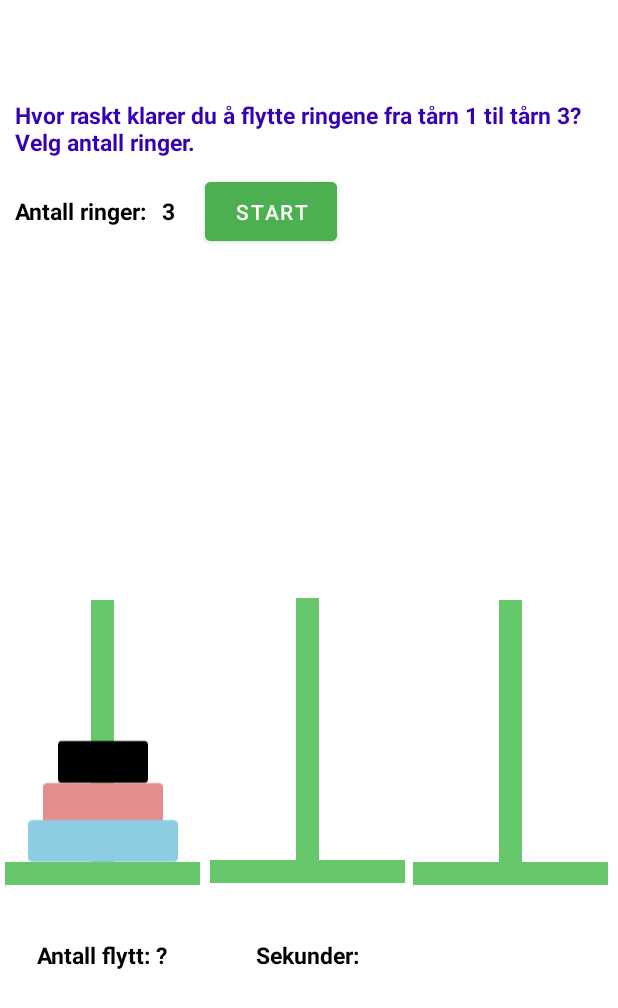
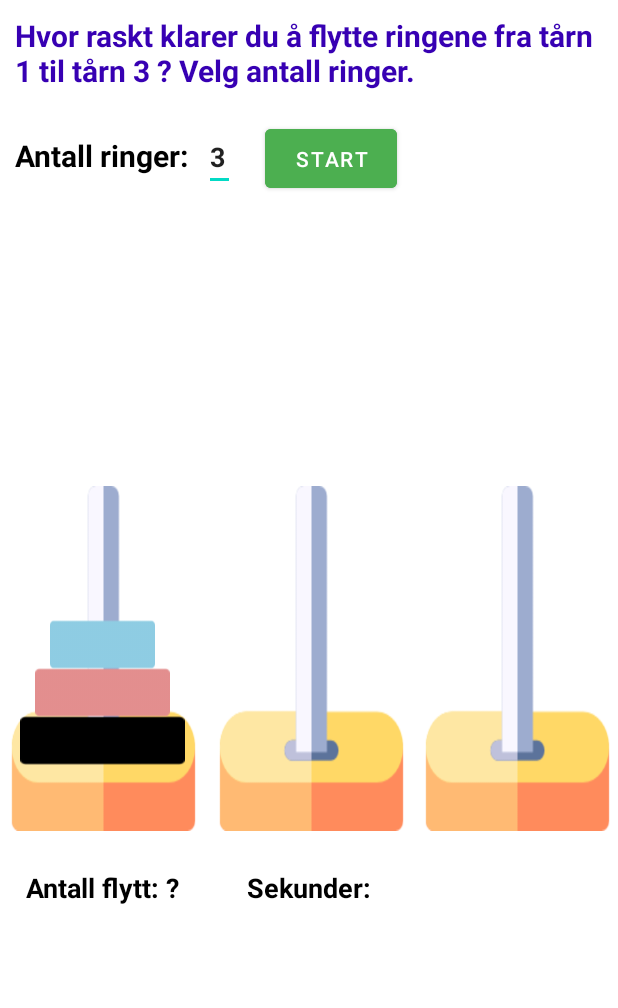
Before and after one commit to vng011/Tower_of_Hanoi, an Android app: the layout activity_main.xml on its own in the app's theme, with its tools: preview values and no code run, on a phone screen of 412 x 824 dp. Shown: the top 1008 px of the screen. Run offline under Robolectric (Android 15) with nearby library versions, the phone set to English and light mode, and no system bars.

Commit message:
New layout + new codes

```diff
--- a/app/src/main/res/drawable/shape.xml
+++ b/app/src/main/res/drawable/shape.xml
@@ -1,10 +1,9 @@
 <?xml version="1.0" encoding="UTF-8"?>
 <layer-list xmlns:android="http://schemas.android.com/apk/res/android"
-    android:layout_height="wrap_content"
+    android:layout_height="match_parent"
     android:layout_width="match_parent">
     <item>
-        <shape android:shape="rectangle"
-            android:padding="10dp">
+        <shape android:shape="rectangle" android:padding="10dp">
             <stroke
                 android:width="0dp"
                 android:color="#000" />
@@ -16,5 +15,5 @@
                 android:topRightRadius="2dp" />
         </shape>
     </item>
-    <item android:drawable="@drawable/ic_action_tower_back"/>
+    <!--<item android:drawable="@drawable/ic_action_tower_back" /> -->
 </layer-list>
--- a/app/src/main/res/drawable/shape_droptarget.xml
+++ b/app/src/main/res/drawable/shape_droptarget.xml
@@ -1,13 +1,12 @@
 <?xml version="1.0" encoding="UTF-8"?>
 <layer-list xmlns:android="http://schemas.android.com/apk/res/android"
-    android:layout_height="wrap_content"
+    android:layout_height="match_parent"
     android:layout_width="match_parent">
     <item>
-        <shape android:shape="rectangle"
-            android:padding="10dp">
+        <shape android:shape="rectangle" android:padding="10dp">
             <stroke
                 android:width="0dp"
-                android:color="#FFFF0000" />
+                android:color="#000" />
 
             <corners
                 android:bottomLeftRadius="2dp"
@@ -16,5 +15,5 @@
                 android:topRightRadius="2dp" />
         </shape>
     </item>
-    <item android:drawable="@drawable/ic_action_tower_back"/>
+    <!--<item android:drawable="@drawable/ic_action_tower_back" />-->
 </layer-list>
--- a/app/src/main/res/layout/activity_main.xml
+++ b/app/src/main/res/layout/activity_main.xml
@@ -1,53 +1,49 @@
 <?xml version="1.0" encoding="utf-8"?>
-<LinearLayout xmlns:android="http://schemas.android.com/apk/res/android"
-    xmlns:tools="http://schemas.android.com/tools"
+<androidx.constraintlayout.widget.ConstraintLayout
+    xmlns:android="http://schemas.android.com/apk/res/android"
     android:layout_width="match_parent"
     android:layout_height="match_parent"
+    xmlns:app="http://schemas.android.com/apk/res-auto"
+    xmlns:tools="http://schemas.android.com/tools"
     android:orientation="vertical"
     tools:context=".MainActivity">
 
-    <androidx.appcompat.widget.Toolbar
-        android:id="@+id/toolbar"
-        android:layout_width="match_parent"
-        android:layout_height="wrap_content"
-        android:theme="@style/ThemeOverlay.AppCompat.ActionBar"
-        tools:ignore="MissingConstraints">
-    </androidx.appcompat.widget.Toolbar>
-
     <TextView
         android:id="@+id/tvIntro"
-        android:layout_width="match_parent"
+        android:layout_width="wrap_content"
         android:layout_height="wrap_content"
+        android:layout_weight="1"
         android:padding="10dp"
-        android:text="Hvor raskt klarer du å flytte ringene fra tårn 1 til tårn 3? Velg antall ringer."
+        android:text="Hvor raskt klarer du å flytte ringene fra tårn 1 til tårn 3 ? Velg antall ringer."
         android:textColor="@color/purple_700"
-        android:textSize="15dp"
-        android:textStyle="bold" />
+        android:textSize="20dp"
+        android:textStyle="bold"
+        tools:ignore="MissingConstraints" />
 
     <LinearLayout
         android:layout_width="match_parent"
-        android:layout_height="wrap_content"
-        android:orientation="horizontal">
-
-
+        android:layout_height="match_parent"
+        android:layout_weight="1"
+        android:layout_marginTop="80dp"
+        android:orientation="horizontal"
+        android:background="@drawable/shape" >
         <TextView
-            android:id="@+id/tvDisks"
+            android:id="@+id/textView"
             android:layout_width="wrap_content"
             android:layout_height="wrap_content"
             android:padding="10dp"
             android:text="Antall ringer:"
             android:textColor="@color/black"
-            android:textSize="15dp"
+            android:textSize="20dp"
             android:textStyle="bold" />
-
-        <TextView
+        <EditText
             android:id="@+id/eTDisks"
             android:layout_width="wrap_content"
             android:layout_height="wrap_content"
+            android:inputType="textPersonName"
             android:text="3"
-            android:textColor="@color/black"
-            android:textSize="15dp"
-            android:textStyle="bold"  />
+            android:textStyle="bold" />
+
         <Button
             android:id="@+id/btnStart"
             android:layout_width="wrap_content"
@@ -56,58 +52,31 @@
             android:backgroundTint="#4CAF50"
             android:onClick="startTimer"
             android:padding="10dp"
-            android:text="START">
-        </Button>
+            android:text="START"></Button>
     </LinearLayout>
-
     <LinearLayout
         android:layout_width="match_parent"
         android:layout_height="match_parent"
         android:orientation="horizontal"
+        android:layout_marginTop="150dp"
         android:weightSum="3">
 
         <LinearLayout
             android:id="@+id/left"
-            android:layout_width="135dp"
+            android:layout_width="18dp"
             android:layout_height="match_parent"
             android:layout_weight="1"
+            android:background="@drawable/shape"
+            android:gravity="bottom|center_horizontal"
             android:orientation="vertical"
-            android:background="@drawable/shape"
-            android:gravity="bottom|center_horizontal">
-            <LinearLayout
-                android:layout_width="130dp"
-                android:layout_height="15dp"
-                android:layout_marginTop = "-150dp"
-                android:orientation="vertical"
-                android:background="#66C66A"/>
-            <LinearLayout
-                android:layout_width="15dp"
-                android:layout_height="180dp"
-                android:layout_marginTop = "-190dp"
-                android:background="#66C66A"/>
-
+            android:weightSum="3">
             <ImageView
-                android:id="@+id/small_ring"
-                android:layout_width="60dp"
-                android:layout_height="80dp"
-                android:layout_marginTop="-112dp"
+                android:id="@+id/peg1"
+                android:layout_width="170dp"
+                android:layout_height="230dp"
+                android:layout_marginTop="-450dp"
                 android:scaleType="fitXY"
-                android:src="@drawable/disk1" />
-            <ImageView
-                android:id="@+id/middle_ring"
-                android:layout_width="80dp"
-                android:layout_height="80dp"
-                android:layout_marginTop="-52dp"
-                android:scaleType="fitXY"
-                android:src="@drawable/disk2" />
-
-            <ImageView
-                android:id="@+id/large_ring"
-                android:layout_width="100dp"
-                android:layout_height="80dp"
-                android:layout_marginTop="-55dp"
-                android:scaleType="fitXY"
-                android:src="@drawable/disk3">
+                android:src="@drawable/pole">
             </ImageView>
 
             <TextView
@@ -117,57 +86,84 @@
                 android:layout_marginTop="25dp"
                 android:text="Antall flytt: ?"
                 android:textColor="@color/black"
-                android:textSize="15dp"
+                android:textSize="18dp"
                 android:textStyle="bold">
             </TextView>
+            <ImageView
+                android:id="@+id/disk1"
+                android:layout_width="110dp"
+                android:layout_height="90dp"
+                android:layout_marginTop="-155dp"
+                android:scaleType="fitXY"
+                android:src="@drawable/disk1">
+            </ImageView>
+            <ImageView
+                android:id="@+id/disk2"
+                android:layout_width="90dp"
+                android:layout_height="90dp"
+                android:layout_marginTop="-122dp"
+                android:scaleType="fitXY"
+                android:src="@drawable/disk2">
+            </ImageView>
+            <ImageView
+                android:id="@+id/disk3"
+                android:layout_width="70dp"
+                android:layout_height="90dp"
+                android:layout_marginTop="-122dp"
+                android:scaleType="fitXY"
+                android:src="@drawable/disk3">
+            </ImageView>
         </LinearLayout>
         <LinearLayout
             android:id="@+id/middle"
-            android:layout_width="135dp"
+            android:layout_width="18dp"
             android:layout_height="match_parent"
+            android:layout_weight="1"
+            android:background="@drawable/shape"
+            android:gravity="bottom|center_horizontal"
             android:orientation="vertical"
-            android:background="@drawable/shape"
-            android:gravity="bottom|center_horizontal">
-            <LinearLayout
-                android:layout_width="130dp"
-                android:layout_height="15dp"
-                android:orientation="vertical"
-                android:layout_marginTop="-182dp"
-                android:background="#66C66A"/>
-            <LinearLayout
-                android:layout_width="15dp"
-                android:layout_height="180dp"
-                android:layout_marginTop="-190dp"
-                android:background="#66C66A"/>
+            android:weightSum="3">
+            <ImageView
+                android:id="@+id/peg2"
+                android:layout_width="170dp"
+                android:layout_height="230dp"
+                android:layout_marginLeft="1dp"
+                android:layout_marginTop="-450dp"
+                android:scaleType="fitXY"
+                android:src="@drawable/pole">
+            </ImageView>
+
             <TextView
                 android:id="@+id/tvElapsedTime"
                 android:layout_width="wrap_content"
                 android:layout_height="wrap_content"
-                android:layout_marginTop="47dp"
+                android:layout_marginTop="25dp"
                 android:text="Sekunder:"
                 android:textColor="@color/black"
-                android:textSize="15dp"
+                android:textSize="18dp"
                 android:textStyle="bold">
+
             </TextView>
         </LinearLayout>
         <LinearLayout
             android:id="@+id/right"
-            android:layout_width="135dp"
+            android:layout_width="18dp"
             android:layout_height="match_parent"
+            android:layout_weight="1"
+            android:background="@drawable/shape"
+            android:gravity="bottom|center_horizontal"
             android:orientation="vertical"
-            android:background="@drawable/shape"
-            android:gravity="bottom|center_horizontal">
-            <LinearLayout
-                android:layout_width="130dp"
-                android:layout_height="15dp"
-                android:orientation="vertical"
-                android:layout_marginTop="-249dp"
-                android:background="#66C66A"/>
-            <LinearLayout
-                android:layout_width="15dp"
-                android:layout_height="180dp"
-                android:layout_marginTop="-190dp"
-                android:background="#66C66A"/>
+            android:weightSum="3">
+            <ImageView
+                android:id="@+id/peg3"
+                android:layout_width="170dp"
+                android:layout_height="230dp"
+                android:layout_marginLeft="1dp"
+                android:layout_marginTop="-500dp"
+                android:scaleType="fitXY"
+                android:src="@drawable/pole">
+            </ImageView>
         </LinearLayout>
     </LinearLayout>
-</LinearLayout>
+
+</androidx.constraintlayout.widget.ConstraintLayout>
```
Also changed, not shown: app/src/main/java/com/example/towerofhanoi/MainActivity.java (+115 -135 lines).
